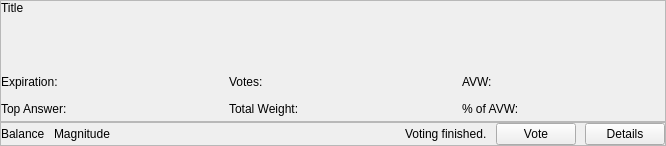
gridcoin-community/Gridcoin-Research, file src/qt/forms/voting/pollcard.ui: the form before one commit.
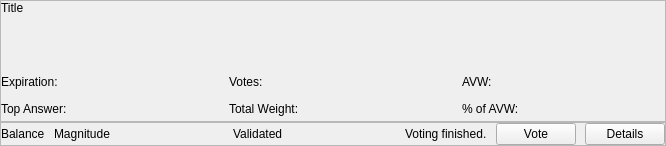
The form after the commit.

What changed in the file:
```diff
--- a/src/qt/forms/voting/pollcard.ui
+++ b/src/qt/forms/voting/pollcard.ui
@@ -206,19 +206,39 @@
        <number>0</number>
       </property>
       <item alignment="Qt::AlignVCenter">
-       <widget class="QLabel" name="magnitudeLabel">
+       <widget class="QLabel" name="balanceLabel">
         <property name="text">
          <string>Balance</string>
         </property>
        </widget>
       </item>
       <item alignment="Qt::AlignVCenter">
-       <widget class="QLabel" name="balanceLabel">
+       <widget class="QLabel" name="magnitudeLabel">
         <property name="text">
          <string>Magnitude</string>
         </property>
        </widget>
       </item>
+      <item>
+       <spacer name="horizontalSpacer_2">
+        <property name="orientation">
+         <enum>Qt::Horizontal</enum>
+        </property>
+        <property name="sizeHint" stdset="0">
+         <size>
+          <width>40</width>
+          <height>20</height>
+         </size>
+        </property>
+       </spacer>
+      </item>
+      <item>
+       <widget class="QLabel" name="validatedLabel">
+        <property name="text">
+         <string>Validated</string>
+        </property>
+       </widget>
+      </item>
       <item>
        <spacer name="horizontalSpacer">
         <property name="orientation">
```
